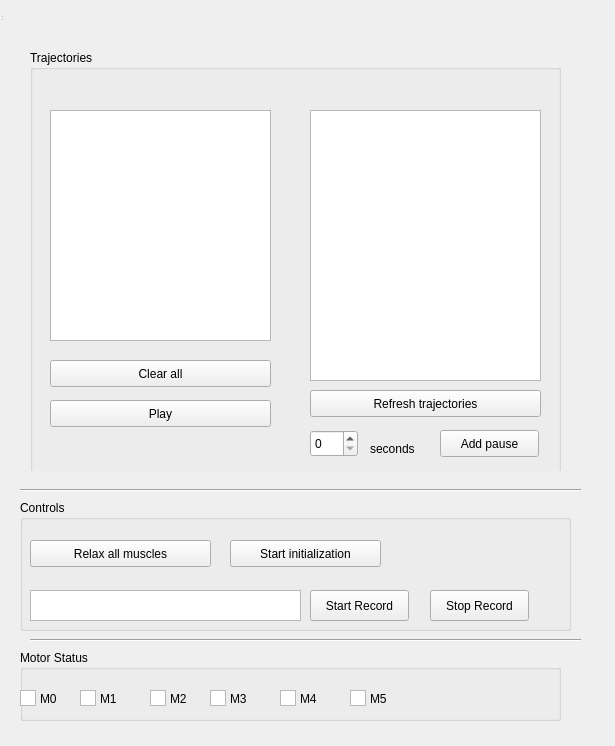
First picture: the form in roboy_trajectories_control/resource/roboy_trajectories_control.ui, repository Roboy/roboy_rqt_plugins, before the edit.
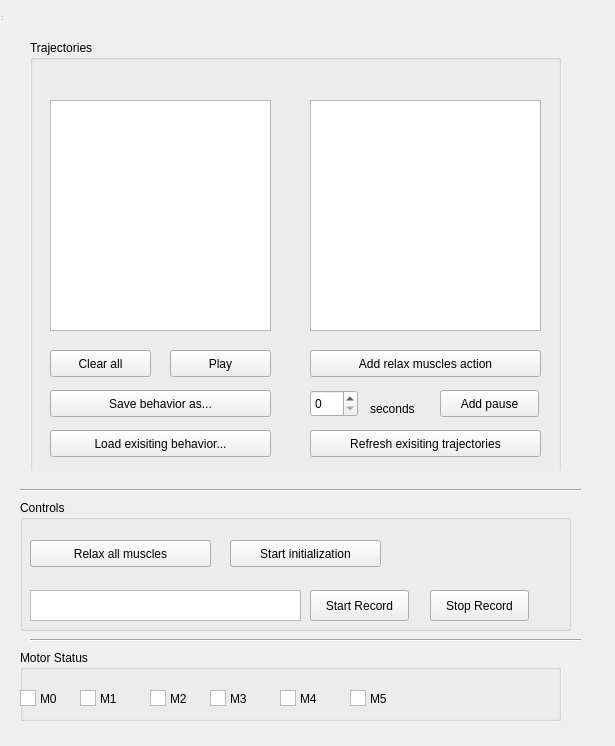
Second picture: the form after the edit.

Commit message: buttons buttons dialogs buttons

Patch:
```diff
--- a/roboy_trajectories_control/resource/roboy_trajectories_control.ui
+++ b/roboy_trajectories_control/resource/roboy_trajectories_control.ui
@@ -26,9 +26,9 @@
     <property name="geometry">
      <rect>
       <x>20</x>
-      <y>10</y>
+      <y>0</y>
       <width>531</width>
-      <height>431</height>
+      <height>441</height>
      </rect>
     </property>
     <property name="title">
@@ -40,7 +40,7 @@
        <x>280</x>
        <y>60</y>
        <width>231</width>
-       <height>271</height>
+       <height>231</height>
       </rect>
      </property>
      <property name="dragDropMode">
@@ -64,7 +64,7 @@
      <property name="geometry">
       <rect>
        <x>410</x>
-       <y>380</y>
+       <y>350</y>
        <width>99</width>
        <height>27</height>
       </rect>
@@ -77,7 +77,7 @@
      <property name="geometry">
       <rect>
        <x>280</x>
-       <y>380</y>
+       <y>350</y>
        <width>48</width>
        <height>27</height>
       </rect>
@@ -87,7 +87,7 @@
      <property name="geometry">
       <rect>
        <x>340</x>
-       <y>390</y>
+       <y>360</y>
        <width>67</width>
        <height>17</height>
       </rect>
@@ -99,9 +99,9 @@
     <widget class="QPushButton" name="playBehavior">
      <property name="geometry">
       <rect>
-       <x>20</x>
-       <y>350</y>
-       <width>221</width>
+       <x>140</x>
+       <y>310</y>
+       <width>101</width>
        <height>27</height>
       </rect>
      </property>
@@ -114,7 +114,7 @@
       <rect>
        <x>20</x>
        <y>310</y>
-       <width>221</width>
+       <width>101</width>
        <height>27</height>
       </rect>
      </property>
@@ -122,17 +122,56 @@
       <string>Clear all</string>
      </property>
     </widget>
+    <widget class="QPushButton" name="addRelax">
+     <property name="geometry">
+      <rect>
+       <x>280</x>
+       <y>310</y>
+       <width>231</width>
+       <height>27</height>
+      </rect>
+     </property>
+     <property name="text">
+      <string>Add relax muscles action</string>
+     </property>
+    </widget>
     <widget class="QPushButton" name="refreshTrajectories">
      <property name="geometry">
       <rect>
        <x>280</x>
-       <y>340</y>
+       <y>390</y>
        <width>231</width>
        <height>27</height>
       </rect>
      </property>
      <property name="text">
-      <string>Refresh trajectories</string>
+      <string>Refresh exisiting trajectories</string>
+     </property>
+    </widget>
+    <widget class="QPushButton" name="saveBehavior">
+     <property name="geometry">
+      <rect>
+       <x>20</x>
+       <y>350</y>
+       <width>221</width>
+       <height>27</height>
+      </rect>
+     </property>
+     <property name="text">
+      <string>Save behavior as...</string>
+     </property>
+    </widget>
+    <widget class="QPushButton" name="loadBehavior">
+     <property name="geometry">
+      <rect>
+       <x>20</x>
+       <y>390</y>
+       <width>221</width>
+       <height>27</height>
+      </rect>
+     </property>
+     <property name="text">
+      <string>Load exisiting behavior...</string>
      </property>
     </widget>
    </widget>
```
The commit also changes 2 other files.
